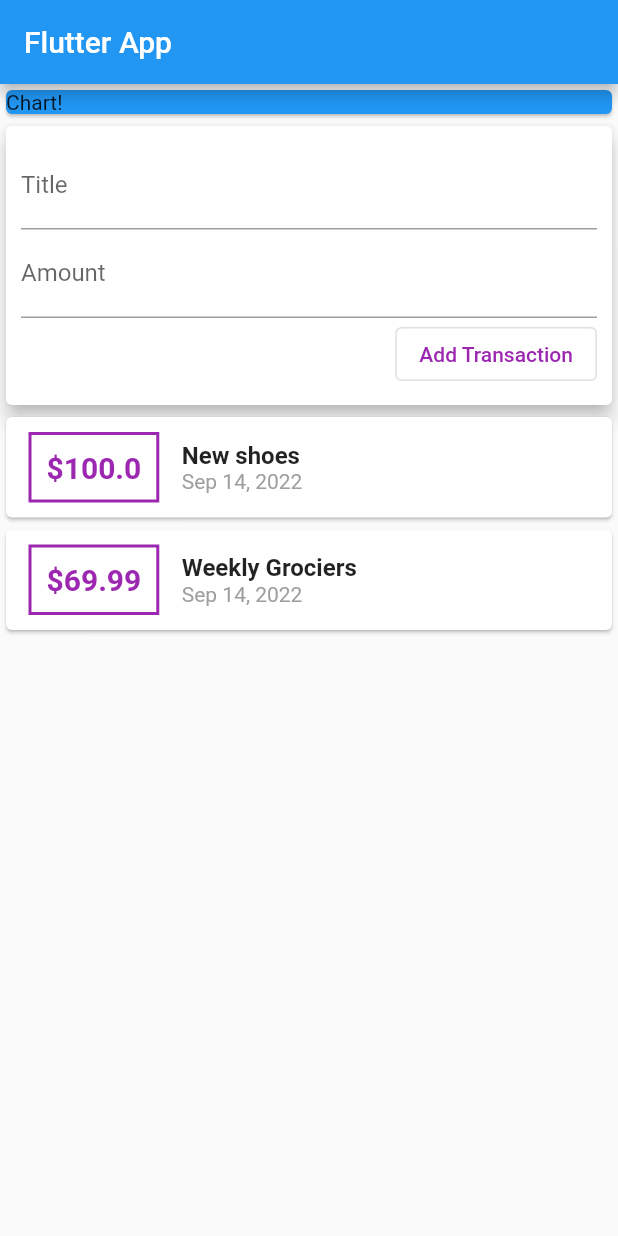
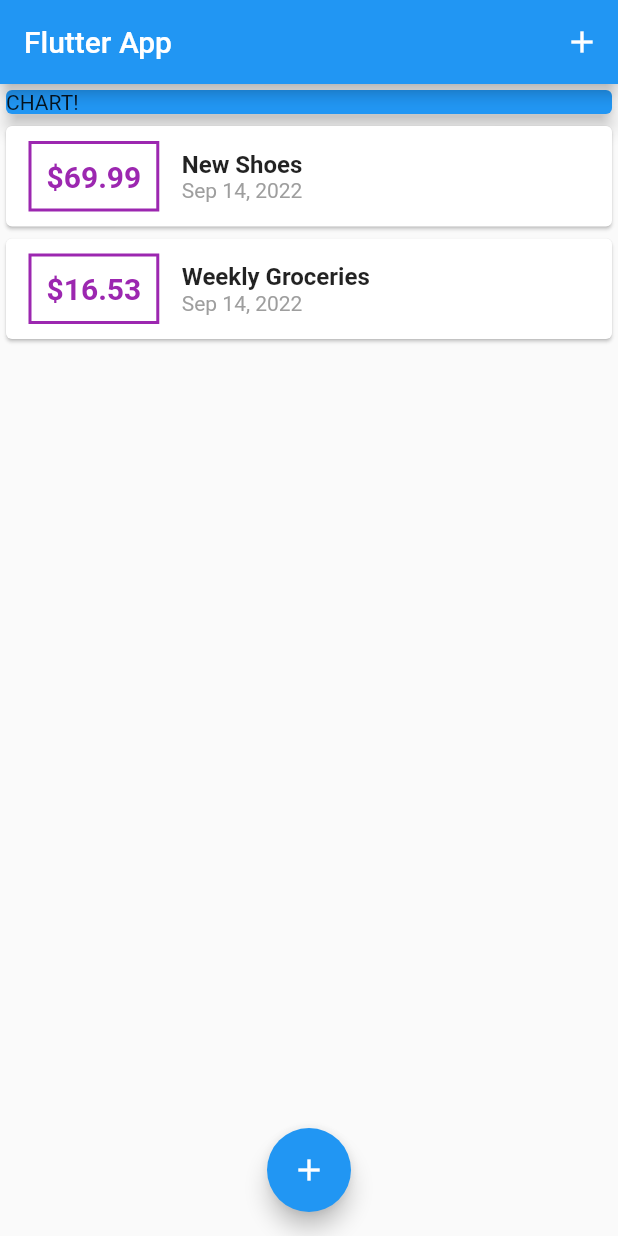
Before and after one commit to RakanW10/real_apps_01, a Flutter app: the screen it shows after launch, on a phone screen of 412 x 824 dp. Run offline on Flutter 3.47's test engine with Material 2 defaults, Android fonts, the phone set to English and light mode, and no system bars.

```diff
--- a/lib/main.dart
+++ b/lib/main.dart
@@ -1,5 +1,8 @@
 import 'package:flutter/material.dart';
-import './widgets/user_transaction.dart';
+
+import './widgets/new_transaction.dart';
+import './widgets/transaction_list.dart';
+import './models/transaction.dart';
 
 void main() => runApp(MyApp());
 
@@ -13,28 +16,88 @@ class MyApp extends StatelessWidget {
   }
 }
 
-class MyHomePage extends StatelessWidget {
-  // String title;
-  // String amount;
+class MyHomePage extends StatefulWidget {
+  // String titleInput;
+  // String amountInput;
+  @override
+  _MyHomePageState createState() => _MyHomePageState();
+}
+
+class _MyHomePageState extends State<MyHomePage> {
+  final List<Transaction> _userTransactions = [
+    Transaction(
+      id: 't1',
+      title: 'New Shoes',
+      amount: 69.99,
+      date: DateTime.now(),
+    ),
+    Transaction(
+      id: 't2',
+      title: 'Weekly Groceries',
+      amount: 16.53,
+      date: DateTime.now(),
+    ),
+  ];
+
+  void _addNewTransaction(String txTitle, double txAmount) {
+    final newTx = Transaction(
+      title: txTitle,
+      amount: txAmount,
+      date: DateTime.now(),
+      id: DateTime.now().toString(),
+    );
+
+    setState(() {
+      _userTransactions.add(newTx);
+    });
+  }
+
+  void _startAddNewTransaction(BuildContext ctx) {
+    showModalBottomSheet(
+      context: ctx,
+      builder: (_) {
+        return GestureDetector(
+          onTap: () {},
+          child: NewTransaction(_addNewTransaction),
+          behavior: HitTestBehavior.opaque,
+        );
+      },
+    );
+  }
+
   @override
   Widget build(BuildContext context) {
     return Scaffold(
       appBar: AppBar(
         title: Text('Flutter App'),
+        actions: <Widget>[
+          IconButton(
+            icon: Icon(Icons.add),
+            onPressed: () => _startAddNewTransaction(context),
+          ),
+        ],
       ),
       body: SingleChildScrollView(
         child: Column(
-          children: [
+          // mainAxisAlignment: MainAxisAlignment.start,
+          crossAxisAlignment: CrossAxisAlignment.stretch,
+          children: <Widget>[
             Container(
               width: double.infinity,
               child: Card(
-                child: Text("Chart!"),
                 color: Colors.blue,
+                child: Text('CHART!'),
+                elevation: 5,
               ),
             ),
-            UserTransactions(),
+            TransactionList(_userTransactions),
           ],
         ),
+      ),
+      floatingActionButtonLocation: FloatingActionButtonLocation.centerFloat,
+      floatingActionButton: FloatingActionButton(
+        child: Icon(Icons.add),
+        onPressed: () => _startAddNewTransaction(context),
       ),
     );
   }
--- a/lib/models/transaction.dart
+++ b/lib/models/transaction.dart
@@ -6,14 +6,10 @@ class Transaction {
   final double amount;
   final DateTime date;
 
-  Transaction(
-      {@required this.id,
-      @required this.title,
-      @required this.amount,
-      @required this.date});
-
-  @override
-  String toString() {
-    return "id: ${this.id}\ntitle: ${this.title}\namount: ${this.amount}\ndate: ${this.date}";
-  }
+  Transaction({
+    @required this.id,
+    @required this.title,
+    @required this.amount,
+    @required this.date,
+  });
 }
--- a/lib/widgets/new_transaction.dart
+++ b/lib/widgets/new_transaction.dart
@@ -1,53 +1,58 @@
 import 'package:flutter/material.dart';
 
 class NewTransaction extends StatelessWidget {
+  final Function addTx;
   final titleController = TextEditingController();
   final amountController = TextEditingController();
-  final Function addTx;
+
   NewTransaction(this.addTx);
 
   void submitData() {
-    String enteredTitle = titleController.text;
-    double enteredAmount = double.parse(amountController.text);
+    final enteredTitle = titleController.text;
+    final enteredAmount = double.parse(amountController.text);
 
-    if (enteredTitle.isEmpty || enteredAmount <= 0) return;
+    if (enteredTitle.isEmpty || enteredAmount <= 0) {
+      return;
+    }
 
-    addTx(enteredTitle, enteredAmount);
+    addTx(
+      enteredTitle,
+      enteredAmount,
+    );
   }
 
   @override
   Widget build(BuildContext context) {
     return Card(
+      elevation: 5,
       child: Container(
         padding: EdgeInsets.all(10),
         child: Column(
           crossAxisAlignment: CrossAxisAlignment.end,
-            children: [
+          children: <Widget>[
             TextField(
-                decoration: InputDecoration(
-                  labelText: "Title",
-                ),
-                // onChanged: (value) => title = value,
+              decoration: InputDecoration(labelText: 'Title'),
+              controller: titleController,
               onSubmitted: (_) => submitData(),
-                controller: titleController,
+              // onChanged: (val) {
+              //   titleInput = val;
+              // },
             ),
             TextField(
-                decoration: InputDecoration(
-                  labelText: "Amount",
-                ),
+              decoration: InputDecoration(labelText: 'Amount'),
+              controller: amountController,
               keyboardType: TextInputType.number,
               onSubmitted: (_) => submitData(),
-                // onChanged: (value) => amount = value,
-                controller: amountController,
+              // onChanged: (val) => amountInput = val,
             ),
             OutlinedButton(
+              child: Text('Add Transaction'),
+              style: OutlinedButton.styleFrom(primary: Colors.purple),
               onPressed: submitData,
-                child: Text("Add Transaction"),
-                style: OutlinedButton.styleFrom(foregroundColor: Colors.purple),
-              )
+            ),
           ],
         ),
       ),
-        elevation: 5);
+    );
   }
 }
--- a/lib/widgets/transaction_list.dart
+++ b/lib/widgets/transaction_list.dart
@@ -1,17 +1,19 @@
 import 'package:flutter/material.dart';
 import 'package:intl/intl.dart';
+
 import '../models/transaction.dart';
 
 class TransactionList extends StatelessWidget {
   final List<Transaction> transactions;
+
   TransactionList(this.transactions);
 
   @override
-  build(BuildContext context) {
+  Widget build(BuildContext context) {
     return Container(
       height: 300,
-      child: Column(
-        children: transactions.map((tx) {
+      child: ListView.builder(
+        itemBuilder: (ctx, index) {
           return Card(
             child: Row(
               children: <Widget>[
@@ -28,7 +30,7 @@ class TransactionList extends StatelessWidget {
                   ),
                   padding: EdgeInsets.all(10),
                   child: Text(
-                    '\$${tx.amount}',
+                    '\$${transactions[index].amount.toStringAsFixed(2)}',
                     style: TextStyle(
                       fontWeight: FontWeight.bold,
                       fontSize: 20,
@@ -40,14 +42,14 @@ class TransactionList extends StatelessWidget {
                   crossAxisAlignment: CrossAxisAlignment.start,
                   children: <Widget>[
                     Text(
-                      tx.title,
+                      transactions[index].title,
                       style: TextStyle(
                         fontSize: 16,
                         fontWeight: FontWeight.bold,
                       ),
                     ),
                     Text(
-                      DateFormat.yMMMd().format(tx.date),
+                      DateFormat.yMMMd().format(transactions[index].date),
                       style: TextStyle(
                         color: Colors.grey,
                       ),
@@ -57,7 +59,8 @@ class TransactionList extends StatelessWidget {
               ],
             ),
           );
-        }).toList(),
+        },
+        itemCount: transactions.length,
       ),
     );
   }
--- a/lib/widgets/user_transaction.dart
+++ /dev/null
@@ -1,47 +0,0 @@
-import 'package:flutter/material.dart';
-import './transaction_list.dart';
-import './new_transaction.dart';
-import '../models/transaction.dart';
-// import 'package:intl/intl.dart'; no need, since it imported in transaction_list.dart
-
-class UserTransactions extends StatefulWidget {
-  @override
-  State<UserTransactions> createState() => _UserTransactionsState();
-}
-
-class _UserTransactionsState extends State<UserTransactions> {
-  final List<Transaction> _userTransactions = [
-    Transaction(
-      id: "t1",
-      title: "New shoes",
-      amount: 100,
-      date: DateTime.now(),
-    ),
-    Transaction(
-      id: "t2",
-      title: "Weekly Grociers",
-      amount: 69.99,
-      date: DateTime.now(),
-    ),
-  ];
-  void _addNewTransaction(String txTitle, double txAmount) {
-    Transaction newTx = Transaction(
-        id: DateTime.now().toString(),
-        title: txTitle,
-        amount: txAmount,
-        date: DateTime.now());
-    setState(() {
-      _userTransactions.add(newTx);
-    });
-  }
-
-  @override
-  Widget build(BuildContext context) {
-    return Column(
-      children: [
-        NewTransaction(_addNewTransaction),
-        TransactionList(_userTransactions),
-      ],
-    );
-  }
-}
```
Lines whose indentation alone changed are shown as unchanged.
